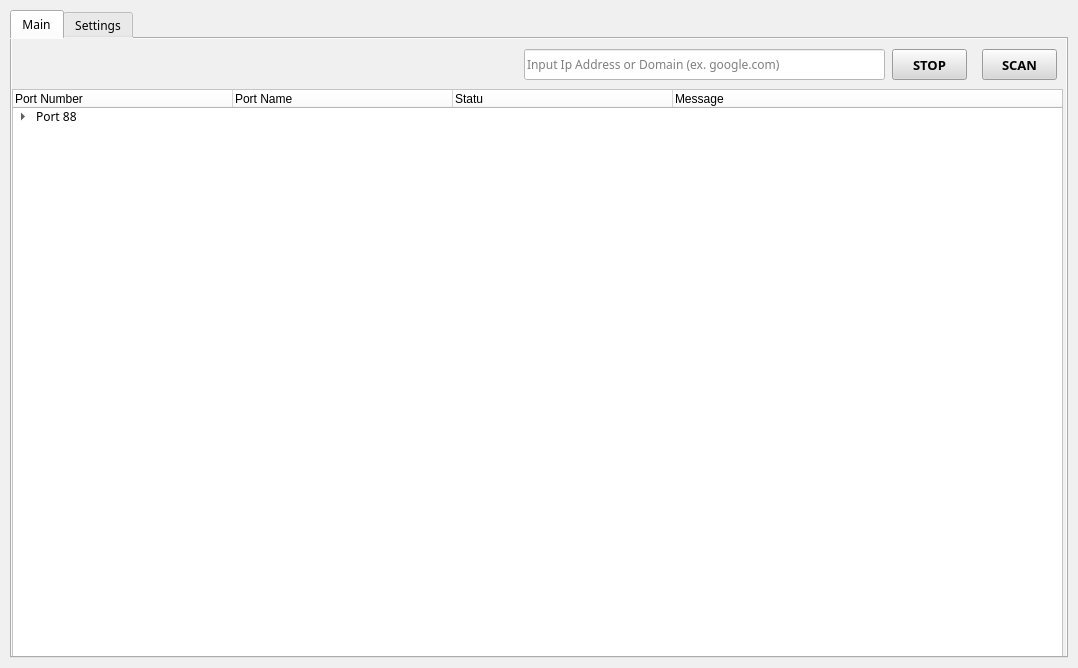
Before: the Qt Designer form src/Scanner_ui.ui in LvMok/TCP-Port-Scanner, drawn with Qt 5.
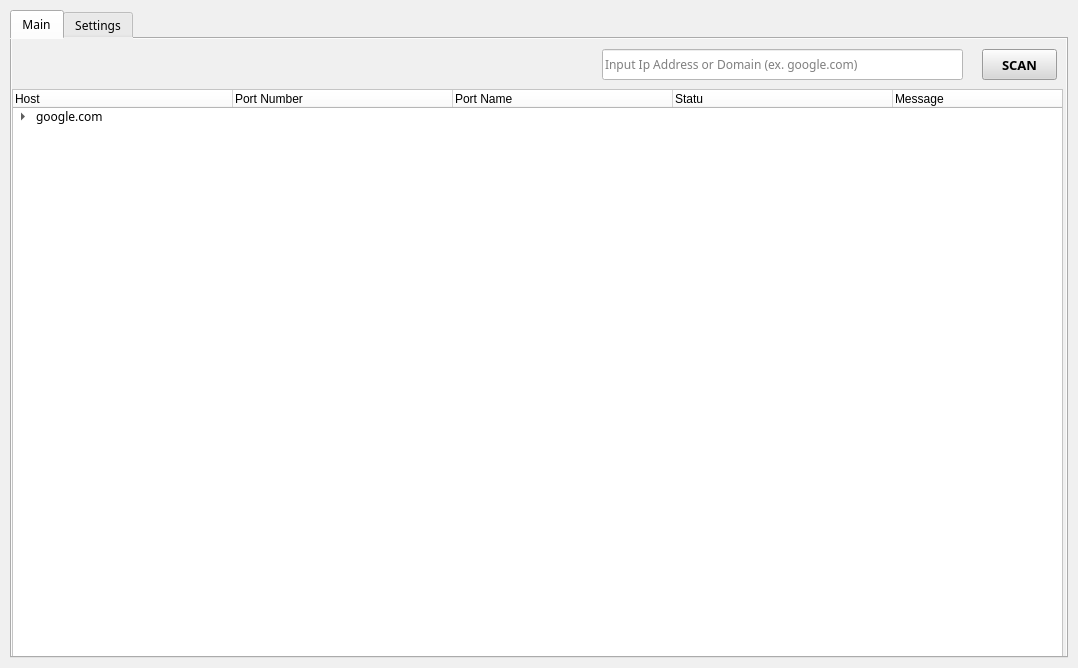
After: the same form once the commit is applied. The open tabs and pages were chosen to show the change. Icons and pictures are not drawn.

Commit message: finally not yet

```diff
--- a/src/Scanner_ui.ui
+++ b/src/Scanner_ui.ui
@@ -105,7 +105,7 @@
          <enum>Qt::LeftToRight</enum>
         </property>
         <property name="currentIndex">
-         <number>0</number>
+         <number>1</number>
         </property>
         <widget class="QWidget" name="MainTab">
          <property name="sizePolicy">
@@ -168,6 +168,11 @@
           <attribute name="headerDefaultSectionSize">
            <number>220</number>
           </attribute>
+          <column>
+           <property name="text">
+            <string>Host</string>
+           </property>
+          </column>
           <column>
            <property name="text">
             <string>Port Number</string>
@@ -190,7 +195,10 @@
           </column>
           <item>
            <property name="text">
-            <string>Port 88</string>
+            <string>google.com</string>
+           </property>
+           <property name="text">
+            <string/>
            </property>
            <property name="text">
             <string/>
@@ -203,13 +211,16 @@
            </property>
            <item>
             <property name="text">
-             <string>Name</string>
+             <string/>
             </property>
             <property name="text">
-             <string/>
+             <string>Port 3</string>
             </property>
             <property name="text">
-             <string/>
+             <string>HTTP</string>
+            </property>
+            <property name="text">
+             <string>Open</string>
             </property>
             <property name="text">
              <string/>
@@ -247,40 +258,10 @@
            <string>SCAN</string>
           </property>
          </widget>
-         <widget class="QPushButton" name="StopScan">
-          <property name="geometry">
-           <rect>
-            <x>880</x>
-            <y>10</y>
-            <width>75</width>
-            <height>31</height>
-           </rect>
-          </property>
-          <property name="sizePolicy">
-           <sizepolicy hsizetype="Expanding" vsizetype="Expanding">
-            <horstretch>0</horstretch>
-            <verstretch>0</verstretch>
-           </sizepolicy>
-          </property>
-          <property name="font">
-           <font>
-            <family>Cascadia Mono</family>
-            <pointsize>10</pointsize>
-            <weight>75</weight>
-            <bold>true</bold>
-           </font>
-          </property>
-          <property name="styleSheet">
-           <string notr="true">background-color: rgb(216, 216, 216);</string>
-          </property>
-          <property name="text">
-           <string>STOP</string>
-          </property>
-         </widget>
          <widget class="QLineEdit" name="Target">
           <property name="geometry">
            <rect>
-            <x>512</x>
+            <x>590</x>
             <y>10</y>
             <width>361</width>
             <height>31</height>
@@ -641,6 +622,9 @@
              <verstretch>0</verstretch>
             </sizepolicy>
            </property>
+           <property name="contextMenuPolicy">
+            <enum>Qt::PreventContextMenu</enum>
+           </property>
            <property name="styleSheet">
             <string notr="true">background-color: rgb(255, 255, 255);</string>
            </property>
@@ -654,7 +638,7 @@
             <double>0.100000000000000</double>
            </property>
            <property name="value">
-            <double>0.100000000000000</double>
+            <double>1.000000000000000</double>
            </property>
           </widget>
           <widget class="QLabel" name="label">
```
The commit also changes 2 other files.
